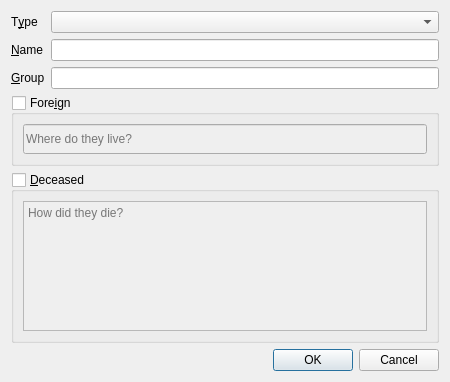
Old version of the form npc/gui/uis/new_character.ui in the repository aurule/npc.
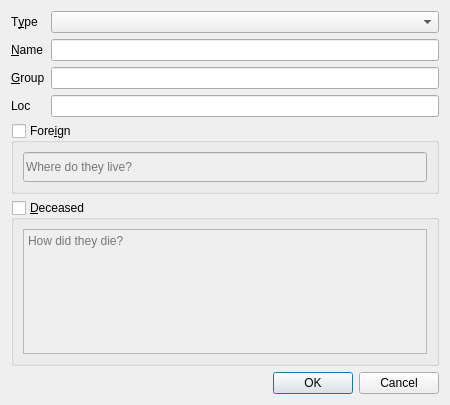
New version of the form.

Commit message: Add location field to ui

```diff
--- a/npc/gui/uis/new_character.ui
+++ b/npc/gui/uis/new_character.ui
@@ -7,7 +7,7 @@
     <x>0</x>
     <y>0</y>
     <width>450</width>
-    <height>382</height>
+    <height>405</height>
    </rect>
   </property>
   <property name="sizePolicy">
@@ -73,6 +73,16 @@
      <item row="2" column="1">
       <widget class="QLineEdit" name="groupName"/>
      </item>
+     <item row="3" column="0">
+      <widget class="QLabel" name="locLabel">
+       <property name="text">
+        <string>Loc</string>
+       </property>
+      </widget>
+     </item>
+     <item row="3" column="1">
+      <widget class="QLineEdit" name="locName"/>
+     </item>
     </layout>
    </item>
    <item>
```
The commit also changes 1 other file.
